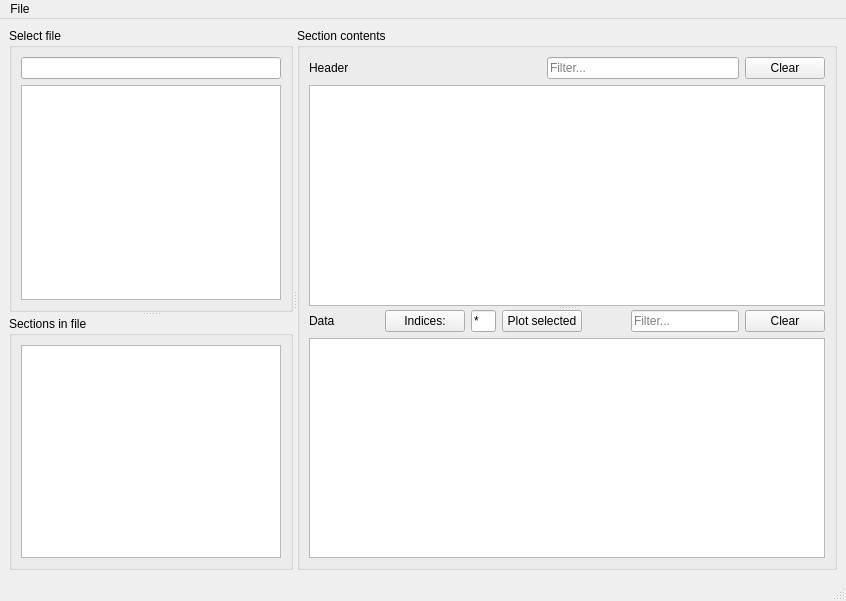
Above: mainwindow.ui from scummos/pyfitsviewer before the change. Below: the same form after it.
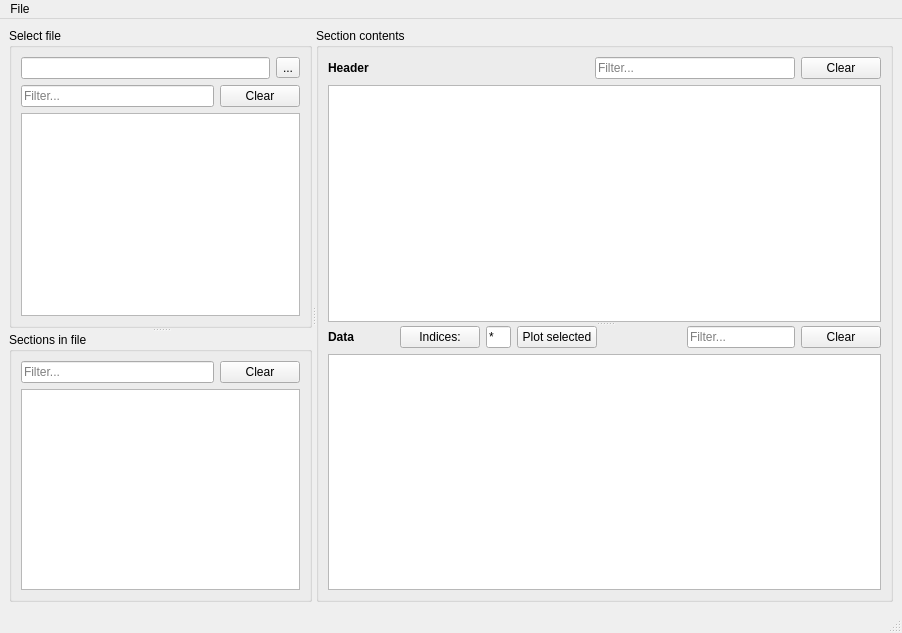
That is the form after the change.

Commit message: Allow filtering everything, and provide working dir navigation

```diff
--- a/mainwindow.ui
+++ b/mainwindow.ui
@@ -6,8 +6,8 @@
    <rect>
     <x>0</x>
     <y>0</y>
-    <width>846</width>
-    <height>601</height>
+    <width>902</width>
+    <height>633</height>
    </rect>
   </property>
   <property name="windowTitle">
@@ -28,24 +28,49 @@
         <property name="title">
          <string>Select file</string>
         </property>
-        <layout class="QHBoxLayout" name="horizontalLayout">
+        <layout class="QVBoxLayout" name="verticalLayout">
          <item>
-          <layout class="QVBoxLayout" name="verticalLayout">
+          <layout class="QHBoxLayout" name="horizontalLayout">
            <item>
             <widget class="QLineEdit" name="url"/>
            </item>
            <item>
-            <widget class="QListView" name="files">
-             <property name="sizePolicy">
-              <sizepolicy hsizetype="Minimum" vsizetype="Expanding">
-               <horstretch>0</horstretch>
-               <verstretch>0</verstretch>
-              </sizepolicy>
+            <widget class="QToolButton" name="browseDirectoryButton">
+             <property name="text">
+              <string>...</string>
              </property>
             </widget>
            </item>
           </layout>
          </item>
+         <item>
+          <layout class="QHBoxLayout" name="horizontalLayout_4">
+           <item>
+            <widget class="QLineEdit" name="filterFiles">
+             <property name="placeholderText">
+              <string>Filter...</string>
+             </property>
+            </widget>
+           </item>
+           <item>
+            <widget class="QPushButton" name="clearFileFilter">
+             <property name="text">
+              <string>Clear</string>
+             </property>
+            </widget>
+           </item>
+          </layout>
+         </item>
+         <item>
+          <widget class="QListView" name="files">
+           <property name="sizePolicy">
+            <sizepolicy hsizetype="Minimum" vsizetype="Expanding">
+             <horstretch>0</horstretch>
+             <verstretch>0</verstretch>
+            </sizepolicy>
+           </property>
+          </widget>
+         </item>
         </layout>
        </widget>
        <widget class="QGroupBox" name="sectionsGroup">
@@ -53,6 +78,24 @@
          <string>Sections in file</string>
         </property>
         <layout class="QVBoxLayout" name="verticalLayout_4">
+         <item>
+          <layout class="QHBoxLayout" name="horizontalLayout_5">
+           <item>
+            <widget class="QLineEdit" name="filterSections">
+             <property name="placeholderText">
+              <string>Filter...</string>
+             </property>
+            </widget>
+           </item>
+           <item>
+            <widget class="QPushButton" name="clearSectionsFilter">
+             <property name="text">
+              <string>Clear</string>
+             </property>
+            </widget>
+           </item>
+          </layout>
+         </item>
          <item>
           <widget class="QTableView" name="sections">
            <property name="sizePolicy">
@@ -82,6 +125,12 @@
              <layout class="QHBoxLayout" name="horizontalLayout_3">
               <item>
                <widget class="QLabel" name="label">
+                <property name="font">
+                 <font>
+                  <weight>75</weight>
+                  <bold>true</bold>
+                 </font>
+                </property>
                 <property name="text">
                  <string>Header</string>
                 </property>
@@ -136,6 +185,12 @@
              <layout class="QHBoxLayout" name="horizontalLayout_2">
               <item>
                <widget class="QLabel" name="label_2">
+                <property name="font">
+                 <font>
+                  <weight>75</weight>
+                  <bold>true</bold>
+                 </font>
+                </property>
                 <property name="text">
                  <string>Data</string>
                 </property>
@@ -146,6 +201,9 @@
                 <property name="orientation">
                  <enum>Qt::Horizontal</enum>
                 </property>
+                <property name="sizeType">
+                 <enum>QSizePolicy::Minimum</enum>
+                </property>
                 <property name="sizeHint" stdset="0">
                  <size>
                   <width>40</width>
@@ -237,7 +295,7 @@
     <rect>
      <x>0</x>
      <y>0</y>
-     <width>846</width>
+     <width>902</width>
      <height>23</height>
     </rect>
    </property>
```
Left out of the diff: 136 changed lines with no effect on the pictures. The commit also changes 2 other files.
